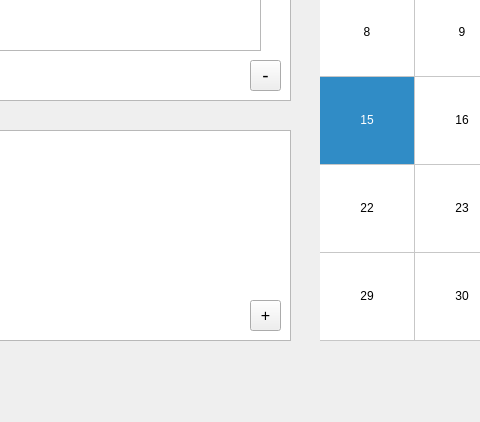
Above: main.ui from MicahNE/ForecastApp before the change; both pictures show x 110 to 590 and y 330 to 752 of the 1129 by 752 pixel window. Below: the same form after it.
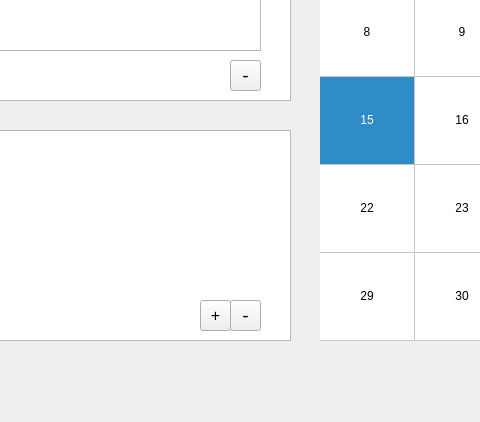
That is the form after the change.

Commit message:
Todo List Functionality
Can now Add and Delete todo list items. These items are stored per-user and cannot be edited. There are easily deleted then added again to make way for lists changing.

The edit to the form file:
```diff
--- a/main.ui
+++ b/main.ui
@@ -64,7 +64,7 @@
    <widget class="QToolButton" name="addTaskButton">
     <property name="geometry">
      <rect>
-      <x>360</x>
+      <x>310</x>
       <y>630</y>
       <width>31</width>
       <height>31</height>
@@ -143,7 +143,7 @@
    <widget class="QToolButton" name="deleteEventButton">
     <property name="geometry">
      <rect>
-      <x>360</x>
+      <x>340</x>
       <y>390</y>
       <width>31</width>
       <height>31</height>
@@ -170,6 +170,36 @@
      <bool>false</bool>
     </property>
    </widget>
+   <widget class="QToolButton" name="deleteListItem">
+    <property name="geometry">
+     <rect>
+      <x>340</x>
+      <y>630</y>
+      <width>31</width>
+      <height>31</height>
+     </rect>
+    </property>
+    <property name="font">
+     <font>
+      <pointsize>14</pointsize>
+     </font>
+    </property>
+    <property name="cursor">
+     <cursorShape>PointingHandCursor</cursorShape>
+    </property>
+    <property name="text">
+     <string>-</string>
+    </property>
+    <property name="iconSize">
+     <size>
+      <width>40</width>
+      <height>40</height>
+     </size>
+    </property>
+    <property name="checkable">
+     <bool>false</bool>
+    </property>
+   </widget>
   </widget>
   <widget class="QMenuBar" name="menubar">
    <property name="geometry">
```
The commit also changes 8 other files.
